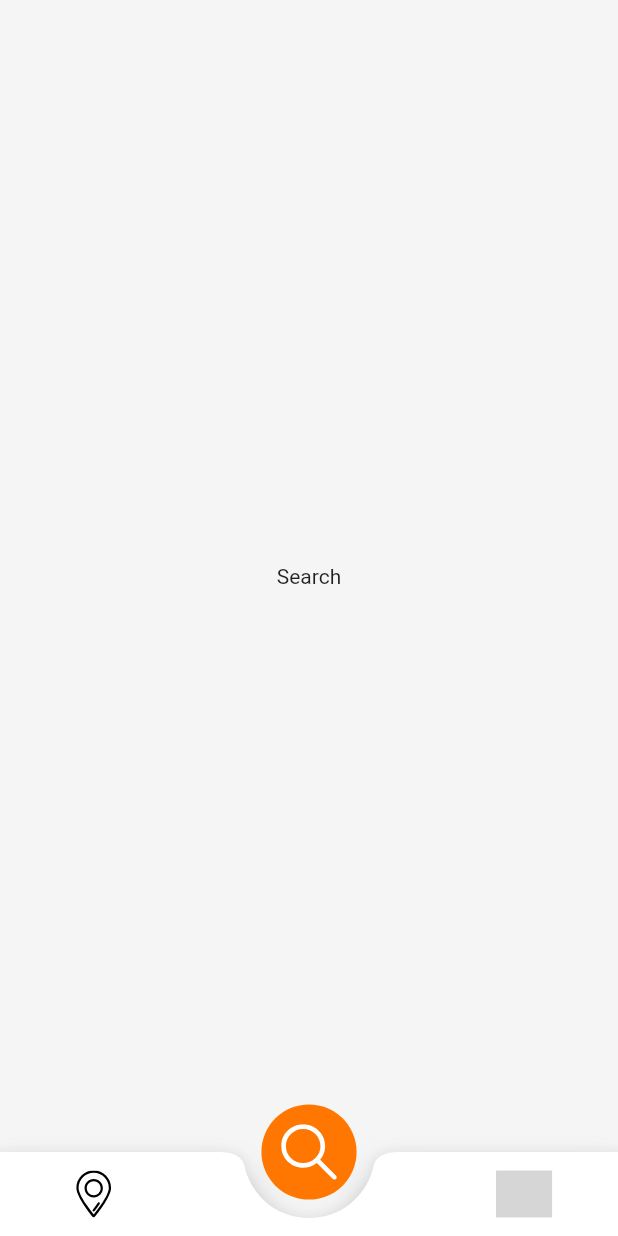
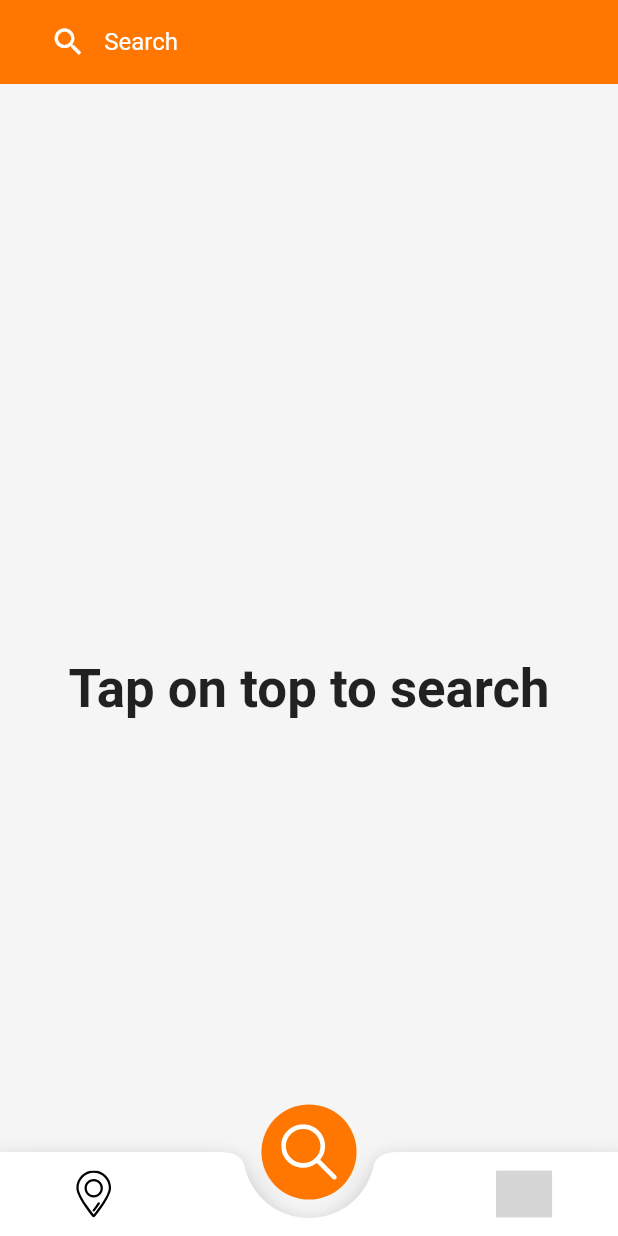
Before and after one commit to kryjomskiDev/flutter-current-weather-app, a Flutter app: the screen it shows after launch, after a tap on an icon or button, on a phone screen of 412 x 824 dp. Run offline on Flutter 3.47's test engine with Material 2 defaults, Android fonts, the phone set to English and light mode, and no system bars; our stand-ins replace auto_route, bloc, dio, equatable, flutter_bloc, flutter_screenutil and 7 more; missing offline and left inert: fimber_io, flutter_device_type, mockito; generated files the repository leaves out were written again; grey boxes are pictures that could not be loaded.

Commit message:
added search functionality

```diff
--- a/lib/data/weather/data_source/weather_api_data_source.dart
+++ b/lib/data/weather/data_source/weather_api_data_source.dart
@@ -19,4 +19,11 @@ abstract class WeatherApiDataSource {
     @Path('api_key') String apiKey,
     @Path('lang') String lang,
   );
+
+  @GET(NetworkingEndpoints.getWeatherByCityName)
+  Future<WeatherDto> getWeatherByCityName(
+    @Path('name') String cityName,
+    @Path('api_key') String apiKey,
+    @Path('lang') String lang,
+  );
 }
--- a/lib/data/weather/service/weather_service_impl.dart
+++ b/lib/data/weather/service/weather_service_impl.dart
@@ -22,4 +22,13 @@ class WeatherServiceImpl implements WeatherService {
           Platform.localeName.substring(0, 2),
         ),
       );
+
+  @override
+  Future<Weather> getWeatherByCityName(String cityName) async => _dtoToWeatherMapper(
+        dto: await _weatherApiDataSource.getWeatherByCityName(
+          cityName,
+          '6952e3f3da15fbb4919ae12ef633fce9',
+          Platform.localeName.substring(0, 2),
+        ),
+      );
 }
--- a/lib/domain/weather/service/weather_service.dart
+++ b/lib/domain/weather/service/weather_service.dart
@@ -2,4 +2,5 @@ import 'package:wheather_app/domain/weather/model/weather.dart';
 
 abstract class WeatherService {
   Future<Weather> getWeatherByCords(double lat, double lon);
+  Future<Weather> getWeatherByCityName(String cityName);
 }
--- /dev/null
+++ b/lib/domain/weather/usecase/get_weather_by_city_name_use_case.dart
@@ -0,0 +1,11 @@
+import 'package:injectable/injectable.dart';
+import 'package:wheather_app/domain/weather/model/weather.dart';
+import 'package:wheather_app/domain/weather/service/weather_service.dart';
+
+@injectable
+class GetWeatherByCityNameUseCase {
+  final WeatherService _weatherService;
+  GetWeatherByCityNameUseCase(this._weatherService);
+
+  Future<Weather> call(String cityName) async => await _weatherService.getWeatherByCityName(cityName);
+}
--- a/lib/networking_config/networking_endpoints.dart
+++ b/lib/networking_config/networking_endpoints.dart
@@ -1,4 +1,4 @@
 class NetworkingEndpoints {
   static const getWeatherByCords = 'weather?lat={lat}&lon={lon}&units=metric&appid={api_key}&lang={lang}';
-  static const getWeatherByCityName = 'weather?q={name}&appid={api_key}';
+  static const getWeatherByCityName = 'weather?q={name}&units=metric&appid={api_key}&lang={lang}';
 }
--- /dev/null
+++ b/lib/presentation/pages/search/cubit/search_page_cubit.dart
@@ -0,0 +1,71 @@
+import 'dart:io';
+
+import 'package:bloc/bloc.dart';
+import 'package:injectable/injectable.dart';
+import 'package:wheather_app/domain/permissions/usecase/is_location_permissions_granted_use_case.dart';
+import 'package:wheather_app/domain/permissions/usecase/is_location_permissions_permanently_denied_use_case.dart';
+import 'package:wheather_app/domain/permissions/usecase/open_settings_use_case.dart';
+import 'package:wheather_app/domain/permissions/usecase/request_location_permission_on_android_use_case.dart';
+import 'package:wheather_app/domain/permissions/usecase/request_location_permissions_use_case.dart';
+import 'package:wheather_app/domain/weather/model/weather.dart';
+import 'package:wheather_app/domain/weather/usecase/get_weather_by_city_name_use_case.dart';
+import 'package:wheather_app/presentation/pages/search/cubit/search_page_state.dart';
+import 'package:wheather_app/presentation/pages/search/search_page.dart';
+
+@injectable
+class SearchPageCubit extends Cubit<SearchPageState> {
+  late bool _isLocationGranted;
+
+  final OpenSettingsUseCase _openSettingsUseCase;
+  final RequestLocationPermissionOnAndroidUseCase _requestLocationPermissionOnAndroidUseCase;
+  final RequestLocationPermissionsUseCase _requestLocationPermissionsUseCase;
+  final IsLocationPermissionsGrantedUseCase _isLocationPermissionsGrantedUseCase;
+  final IsLocationPermissionsPermanentlyDeniedUseCase _isLocationPermissionsPermanentlyDeniedUseCase;
+  final GetWeatherByCityNameUseCase _getWeatherByCityNameUseCase;
+
+  SearchPageCubit(
+    this._getWeatherByCityNameUseCase,
+    this._openSettingsUseCase,
+    this._requestLocationPermissionOnAndroidUseCase,
+    this._isLocationPermissionsGrantedUseCase,
+    this._isLocationPermissionsPermanentlyDeniedUseCase,
+    this._requestLocationPermissionsUseCase,
+  ) : super(const SearchPageState.initial());
+
+  Future<void> init() async {
+    emit(const SearchPageState.loading());
+    await _handleLocationPermission();
+    if (!_isLocationGranted) {
+      requestLocationPermissions();
+    }
+    emit(const SearchPageState.loaded());
+  }
+
+  Future<void> _handleLocationPermission() async =>
+      _isLocationGranted = await _isLocationPermissionsGrantedUseCase.call();
+
+  Future<void> requestLocationPermissions() async {
+    if (Platform.isIOS) {
+      final isLocationPermissionsPermanentlyDenied = await _isLocationPermissionsPermanentlyDeniedUseCase.call();
+
+      isLocationPermissionsPermanentlyDenied
+          ? await _openSettingsUseCase.call()
+          : await _requestLocationPermissionsUseCase.call();
+    } else {
+      if (await _requestLocationPermissionOnAndroidUseCase.call()) {
+        _openSettingsUseCase.call();
+      }
+    }
+    await _handleLocationPermission();
+    if (!_isLocationGranted) {
+      emit(const SearchPageState.permissionsNotGranted());
+    }
+  }
+
+  Future<void> getWeatherByCityName(String cityName) async {
+    emit(const SearchPageState.loading());
+    final Weather weather = await _getWeatherByCityNameUseCase.call(cityName);
+
+    emit(SearchPageState.loaded(weather: weather));
+  }
+}
--- /dev/null
+++ b/lib/presentation/pages/search/cubit/search_page_state.dart
@@ -0,0 +1,11 @@
+import 'package:freezed_annotation/freezed_annotation.dart';
+import 'package:wheather_app/domain/weather/model/weather.dart';
+part 'search_page_state.freezed.dart';
+
+@freezed
+class SearchPageState with _$SearchPageState {
+  const factory SearchPageState.initial() = _SearchPageStateInitial;
+  const factory SearchPageState.loading() = SearchPageStateLoading;
+  const factory SearchPageState.loaded({Weather? weather}) = SearchPageStateLoaded;
+  const factory SearchPageState.permissionsNotGranted() = SearchPageStatePermissionsNotGranted;
+}
--- a/lib/presentation/pages/search/search_page.dart
+++ b/lib/presentation/pages/search/search_page.dart
@@ -1,12 +1,158 @@
+import 'package:auto_route/auto_route.dart';
 import 'package:flutter/material.dart';
+import 'package:flutter_bloc/flutter_bloc.dart';
+import 'package:flutter_screenutil/flutter_screenutil.dart';
+import 'package:wheather_app/domain/weather/model/weather.dart';
+import 'package:wheather_app/extensions/extensions_mixin.dart';
+import 'package:wheather_app/generated/l10n.dart';
+import 'package:wheather_app/injectable/injectable.dart';
+import 'package:wheather_app/presentation/pages/search/cubit/search_page_cubit.dart';
+import 'package:wheather_app/presentation/pages/search/cubit/search_page_state.dart';
+import 'package:wheather_app/presentation/widgets/cards/weather_info_card.dart';
+import 'package:wheather_app/style/app_typography.dart';
 
-class SearchPage extends StatelessWidget {
+class SearchPage extends StatelessWidget implements AutoRouteWrapper {
   const SearchPage({Key? key}) : super(key: key);
 
   @override
-  Widget build(BuildContext context) {
-    return Scaffold(
-      body: Center(child: Text('Search')),
-    );
+  Widget wrappedRoute(BuildContext context) => BlocProvider(
+        create: (_) => getIt<SearchPageCubit>()..init(),
+        child: this,
+      );
+
+  @override
+  Widget build(BuildContext context) => Scaffold(
+        appBar: AppBar(
+          backgroundColor: context.getColors().mainColor,
+          elevation: 0,
+          title: AppTextInput(onSubmitted: context.read<SearchPageCubit>().getWeatherByCityName),
+        ),
+        body: Container(
+          margin: EdgeInsets.only(top: 30.h + kToolbarHeight),
+          padding: EdgeInsets.symmetric(
+            horizontal: 15.w,
+            vertical: 10.h,
+          ),
+          child: BlocBuilder<SearchPageCubit, SearchPageState>(
+            builder: _builder,
+          ),
+        ),
+      );
+
+  Widget _builder(BuildContext context, SearchPageState state) => state.maybeWhen(
+        loading: () => const Center(
+          child: CircularProgressIndicator(),
+        ),
+        loaded: (weather) => SearchPageBody(weather: weather),
+        orElse: () => const SizedBox.shrink(),
+      );
+}
+
+class SearchPageBody extends StatelessWidget {
+  const SearchPageBody({this.weather, Key? key}) : super(key: key);
+
+  final Weather? weather;
+
+  @override
+  Widget build(BuildContext context) => weather != null
+      ? SingleChildScrollView(
+          child: Column(
+            mainAxisAlignment: MainAxisAlignment.center,
+            children: [
+              Text(
+                Strings.of(context).current_weather(weather!.locationName),
+                style: AppTypography.title,
+                textAlign: TextAlign.center,
+              ),
+              SizedBox(height: 30.h),
+              WeatherInfoCard(
+                weather: weather,
+                showErrorBody: false,
+              ),
+            ],
+          ),
+        )
+      : Center(
+          child: Text(
+            'Tap on top to search',
+            style: AppTypography.title,
+            textAlign: TextAlign.center,
+          ),
+        );
+}
+
+class AppTextInput extends StatefulWidget {
+  const AppTextInput({required this.onSubmitted, Key? key}) : super(key: key);
+
+  final void Function(String) onSubmitted;
+
+  @override
+  State<AppTextInput> createState() => _AppTextInputState();
+}
+
+class _AppTextInputState extends State<AppTextInput> {
+  final TextEditingController _textEditingController = TextEditingController();
+  late final FocusNode _focusNode;
+
+  @override
+  void initState() {
+    _focusNode = FocusNode();
+    super.initState();
+  }
+
+  @override
+  void dispose() {
+    super.dispose();
+
+    _textEditingController.dispose();
+    _focusNode.unfocus();
+    _focusNode.dispose();
+  }
+
+  @override
+  Widget build(BuildContext context) => Container(
+        padding: EdgeInsets.symmetric(horizontal: 5.w, vertical: 5.h),
+        decoration: BoxDecoration(
+          color: context.getColors().mainColor,
+        ),
+        child: TextField(
+          focusNode: _focusNode,
+          controller: _textEditingController,
+          textCapitalization: TextCapitalization.words,
+          style: TextStyle(color: context.getColors().white),
+          cursorColor: context.getColors().white,
+          onSubmitted: _onSubmitted,
+          decoration: InputDecoration(
+            fillColor: Colors.transparent,
+            iconColor: context.getColors().white,
+            focusColor: context.getColors().white,
+            labelText: 'Search',
+            disabledBorder: InputBorder.none,
+            enabledBorder: InputBorder.none,
+            focusedBorder: InputBorder.none,
+            errorBorder: InputBorder.none,
+            labelStyle: TextStyle(
+              color: context.getColors().white,
+            ),
+            hintStyle: TextStyle(
+              fontSize: 15.sp,
+              color: context.getColors().white,
+            ),
+            contentPadding: EdgeInsets.symmetric(
+              horizontal: 16.0.w,
+              vertical: 8.0.h,
+            ),
+            prefixIcon: Icon(
+              Icons.search,
+              color: context.getColors().white,
+            ),
+          ),
+        ),
+      );
+
+  void _onSubmitted(String text) {
+    widget.onSubmitted(text.trim());
+    _textEditingController.clear();
+    _focusNode.unfocus();
   }
 }
--- a/lib/presentation/widgets/cards/weather_info_card.dart
+++ b/lib/presentation/widgets/cards/weather_info_card.dart
@@ -54,7 +54,7 @@ class _CardErrorBody extends StatelessWidget {
                 color: context.getColors().white,
               ),
             ),
-            const SizedBox(height: 20),
+            SizedBox(height: 20.h),
             SvgPicture.asset(
               IconsSvg.reload,
               height: 31.h,
@@ -109,7 +109,10 @@ class _WeatherTile extends StatelessWidget {
   Widget build(BuildContext context) => Row(
         mainAxisAlignment: MainAxisAlignment.center,
         children: [
-          Image.network(iconPath),
+          Image.network(
+            iconPath,
+            height: 80.h,
+          ),
           SizedBox(width: 10.w),
           Text(
             '${temperature.round()} °C',
```
Also changed, not shown: lib/data/weather/data_source/weather_api_data_source.g.dart, lib/injectable/injectable.config.dart, lib/presentation/pages/search/cubit/search_page_state.freezed.dart (added).
